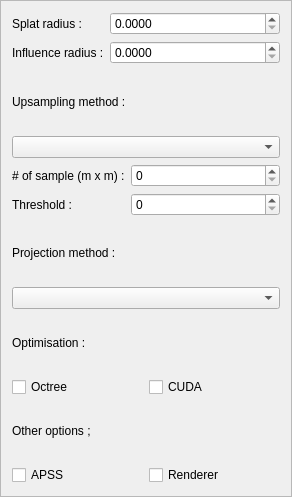
Before: the Qt Designer form Plugins/PointyCloud/src/UI/PointyCloudUI.ui in ChristopheClaustre/Radium-Engine, drawn with Qt 5.
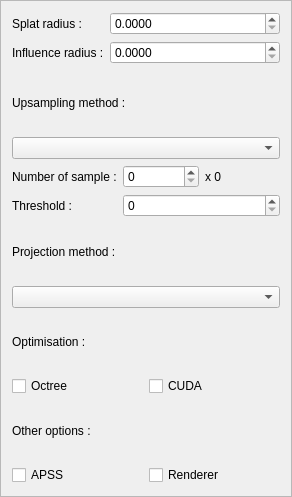
After: the same form once the commit is applied.

Commit message: add of tooltip and little graphic changement in the ui

Patch:
```diff
--- a/Plugins/PointyCloud/src/UI/PointyCloudUI.ui
+++ b/Plugins/PointyCloud/src/UI/PointyCloudUI.ui
@@ -58,7 +58,7 @@
         </font>
        </property>
        <property name="text">
-        <string>Splat radius :</string>
+        <string>Splat radius :     </string>
        </property>
       </widget>
      </item>
@@ -141,18 +141,9 @@
     <widget class="QComboBox" name="m_upsamplingMethod"/>
    </item>
    <item>
-    <layout class="QFormLayout" name="formLayout_2">
-     <property name="fieldGrowthPolicy">
-      <enum>QFormLayout::AllNonFixedFieldsGrow</enum>
-     </property>
-     <property name="labelAlignment">
-      <set>Qt::AlignLeading|Qt::AlignLeft|Qt::AlignVCenter</set>
-     </property>
-     <property name="formAlignment">
-      <set>Qt::AlignLeading|Qt::AlignLeft|Qt::AlignTop</set>
-     </property>
-     <item row="0" column="0">
-      <widget class="QLabel" name="label_8">
+    <layout class="QGridLayout" name="gridLayout">
+     <item row="1" column="0">
+      <widget class="QLabel" name="label_Ts">
        <property name="font">
         <font>
          <weight>50</weight>
@@ -160,7 +151,7 @@
         </font>
        </property>
        <property name="text">
-        <string># of sample (m x m) :</string>
+        <string>Threshold :            </string>
        </property>
       </widget>
      </item>
@@ -171,8 +162,8 @@
        </property>
       </widget>
      </item>
-     <item row="1" column="0">
-      <widget class="QLabel" name="label_4">
+     <item row="0" column="0">
+      <widget class="QLabel" name="label_M">
        <property name="font">
         <font>
          <weight>50</weight>
@@ -180,11 +171,18 @@
         </font>
        </property>
        <property name="text">
-        <string>Threshold :</string>
+        <string>Number of sample :</string>
        </property>
       </widget>
      </item>
-     <item row="1" column="1">
+     <item row="0" column="2">
+      <widget class="QLabel" name="label_xM">
+       <property name="text">
+        <string>x 0</string>
+       </property>
+      </widget>
+     </item>
+     <item row="1" column="1" colspan="2">
       <widget class="QSpinBox" name="m_threshold">
        <property name="layoutDirection">
         <enum>Qt::LeftToRight</enum>
@@ -252,7 +250,7 @@
    <item>
     <widget class="QLabel" name="label">
      <property name="text">
-      <string>Other options ;</string>
+      <string>Other options :</string>
      </property>
     </widget>
    </item>
```
Left out of the diff: 30 changed lines with no effect on the pictures. The commit also changes 1 other file.
